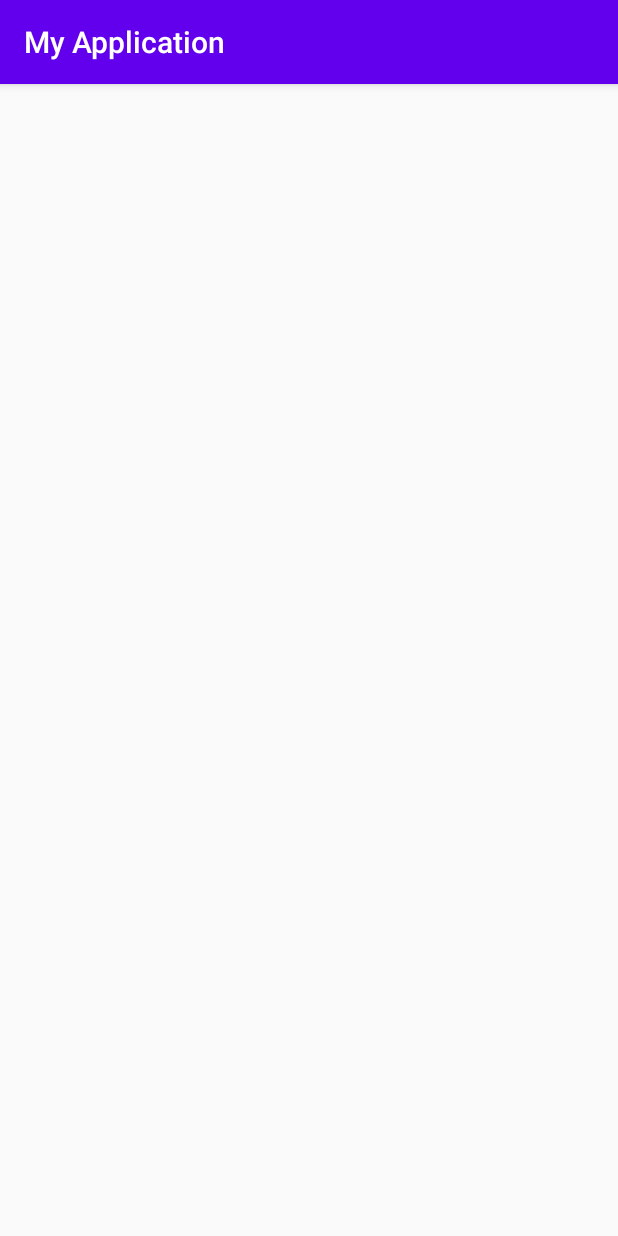
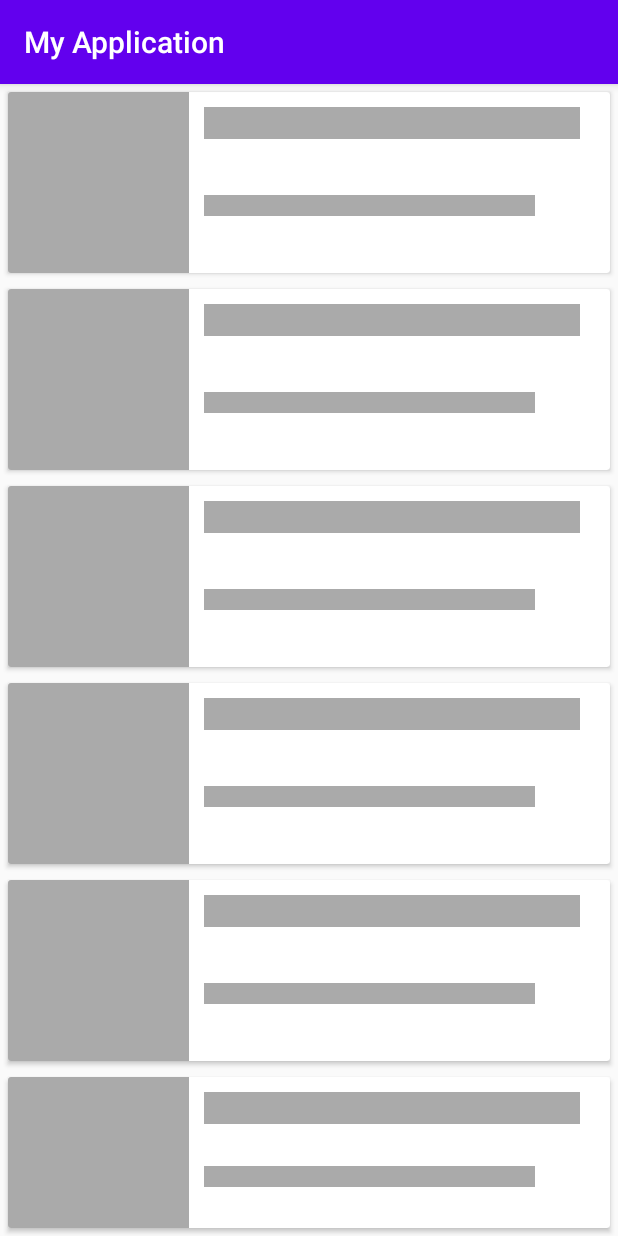
Before and after one commit to AppDevAssist/recyclerview-kotlin, an Android app: the screen it shows after launch (MainActivity), on a phone screen of 412 x 824 dp. Run offline under Robolectric (Android 15) with nearby library versions, the phone set to English and light mode, and no system bars; our stand-ins replace Shimmer; 1 statement that could not run was skipped.

Commit message:
added shrimmer

```diff
--- a/app/build.gradle
+++ b/app/build.gradle
@@ -49,4 +49,5 @@ dependencies {
     implementation 'com.squareup.retrofit2:converter-moshi:2.9.0'
     implementation 'com.github.bumptech.glide:glide:4.11.0'
     implementation "androidx.swiperefreshlayout:swiperefreshlayout:1.1.0"
+    implementation 'com.facebook.shimmer:shimmer:0.5.0'
 }
--- a/app/src/main/java/com/example/myapplication/MainActivity.kt
+++ b/app/src/main/java/com/example/myapplication/MainActivity.kt
@@ -2,11 +2,15 @@ package com.example.myapplication
 
 import androidx.appcompat.app.AppCompatActivity
 import android.os.Bundle
+import android.os.Handler
+import android.os.Looper
+import android.view.View
 import androidx.recyclerview.widget.LinearLayoutManager
 import androidx.recyclerview.widget.RecyclerView
 import androidx.swiperefreshlayout.widget.SwipeRefreshLayout
 import com.example.myapplication.models.Property
 import com.example.myapplication.network.Api
+import com.facebook.shimmer.ShimmerFrameLayout
 import retrofit2.Call
 import retrofit2.Callback
 import retrofit2.Response
@@ -18,6 +22,7 @@ class MainActivity : AppCompatActivity() {
     private lateinit var manager: RecyclerView.LayoutManager
     private lateinit var myAdapter: MyAdapter
     private lateinit var swipeRefresh: SwipeRefreshLayout
+    private lateinit var shrimmerView: ShimmerFrameLayout
 
     override fun onCreate(savedInstanceState: Bundle?) {
         super.onCreate(savedInstanceState)
@@ -25,11 +30,14 @@ class MainActivity : AppCompatActivity() {
 
         manager = LinearLayoutManager(this)
         swipeRefresh = findViewById(R.id.swipeRefresh)
+        shrimmerView = findViewById(R.id.shimmer_view_container)
 
         swipeRefresh.setOnRefreshListener {
             getAllData()
         }
+
         getAllData()
+
     }
 
     fun getAllData(){
@@ -38,6 +46,8 @@ class MainActivity : AppCompatActivity() {
                 call: Call<List<Property>>,
                 response: Response<List<Property>>
             ) {
+                shrimmerView.stopShimmer()
+                shrimmerView.visibility = View.GONE
                 if(swipeRefresh.isRefreshing){
                     swipeRefresh.isRefreshing = false
                 }
--- a/app/src/main/res/layout/activity_main.xml
+++ b/app/src/main/res/layout/activity_main.xml
@@ -5,10 +5,38 @@
     android:layout_width="match_parent"
     android:layout_height="match_parent"
     tools:context=".MainActivity">
+
+    <com.facebook.shimmer.ShimmerFrameLayout
+        android:id="@+id/shimmer_view_container"
+        android:layout_width="match_parent"
+        android:layout_height="wrap_content">
+
+        <LinearLayout
+            android:layout_width="match_parent"
+            android:layout_height="wrap_content"
+            android:orientation="vertical">
+
+            <include layout="@layout/list_item_shrimmer" />
+
+            <include layout="@layout/list_item_shrimmer" />
+
+            <include layout="@layout/list_item_shrimmer" />
+
+            <include layout="@layout/list_item_shrimmer" />
+
+            <include layout="@layout/list_item_shrimmer" />
+
+            <include layout="@layout/list_item_shrimmer" />
+
+            <include layout="@layout/list_item_shrimmer" />
+        </LinearLayout>
+    </com.facebook.shimmer.ShimmerFrameLayout>
+
     <androidx.swiperefreshlayout.widget.SwipeRefreshLayout
+        android:id="@+id/swipeRefresh"
         android:layout_width="match_parent"
-        android:layout_height="match_parent"
-        android:id="@+id/swipeRefresh">
+        android:layout_height="match_parent">
+
         <androidx.recyclerview.widget.RecyclerView
             android:id="@+id/recycler_view"
             android:layout_width="match_parent"
--- /dev/null
+++ b/app/src/main/res/layout/list_item_shrimmer.xml
@@ -0,0 +1,56 @@
+<?xml version="1.0" encoding="utf-8"?>
+<androidx.cardview.widget.CardView android:layout_height="wrap_content"
+    android:layout_width="match_parent"
+    xmlns:android="http://schemas.android.com/apk/res/android"
+    xmlns:app="http://schemas.android.com/apk/res-auto"
+    android:layout_margin="5dp">
+    <androidx.constraintlayout.widget.ConstraintLayout
+        android:id="@+id/constraintLayout"
+        android:layout_width="match_parent"
+        android:layout_height="wrap_content">
+        <ImageView
+            android:id="@+id/imageView"
+            android:layout_width="0dp"
+            android:layout_height="0dp"
+            app:layout_constraintWidth_percent=".3"
+            app:layout_constraintDimensionRatio="1:1"
+            app:layout_constraintBottom_toBottomOf="parent"
+            app:layout_constraintTop_toTopOf="parent"
+            app:layout_constraintLeft_toLeftOf="parent"
+            android:background="@android:color/darker_gray"
+            />
+
+        <TextView
+            android:id="@+id/tvTitle"
+            android:layout_width="0dp"
+            android:layout_height="wrap_content"
+            app:layout_constraintStart_toEndOf="@+id/imageView"
+            app:layout_constraintEnd_toEndOf="parent"
+            app:layout_constraintTop_toTopOf="parent"
+            android:textSize="15sp"
+            android:fontFamily="sans-serif"
+            android:textColor="#212121"
+            android:layout_marginStart="10dp"
+            android:layout_marginEnd="20dp"
+            android:layout_marginRight="20dp"
+            android:layout_marginTop="10dp"
+            android:background="@android:color/darker_gray"
+            android:layout_marginLeft="10dp" />
+        <TextView
+            android:id="@+id/tvDescription"
+            android:layout_width="0dp"
+            android:layout_height="wrap_content"
+            app:layout_constraintStart_toStartOf="@+id/tvTitle"
+            app:layout_constraintEnd_toEndOf="parent"
+            app:layout_constraintTop_toBottomOf="@+id/tvTitle"
+            app:layout_constraintBottom_toBottomOf="parent"
+            android:textSize="10sp"
+            android:layout_marginEnd="50dp"
+            android:layout_marginRight="50dp"
+            android:fontFamily="sans-serif"
+            android:background="@android:color/darker_gray"
+            />
+    </androidx.constraintlayout.widget.ConstraintLayout>
+
+
+</androidx.cardview.widget.CardView>
```
Lines whose indentation alone changed are shown as unchanged.
